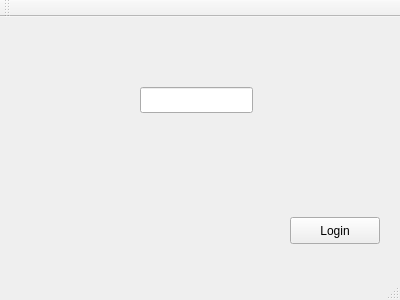
The window that TAEval-Client/loginwindow.ui (wfairclough/TAE) describes before a commit, drawn with Qt 5.
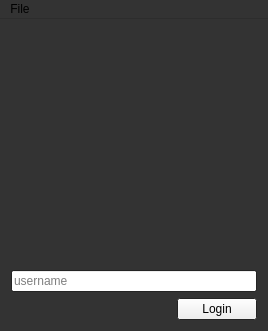
The same window after the commit.

Diff of the .ui file:
```diff
--- a/TAEval-Client/loginwindow.ui
+++ b/TAEval-Client/loginwindow.ui
@@ -6,57 +6,159 @@
    <rect>
     <x>0</x>
     <y>0</y>
-    <width>400</width>
-    <height>300</height>
+    <width>268</width>
+    <height>331</height>
    </rect>
   </property>
+  <property name="palette">
+   <palette>
+    <active>
+     <colorrole role="Base">
+      <brush brushstyle="SolidPattern">
+       <color alpha="255">
+        <red>255</red>
+        <green>255</green>
+        <blue>255</blue>
+       </color>
+      </brush>
+     </colorrole>
+     <colorrole role="Window">
+      <brush brushstyle="SolidPattern">
+       <color alpha="255">
+        <red>51</red>
+        <green>51</green>
+        <blue>51</blue>
+       </color>
+      </brush>
+     </colorrole>
+    </active>
+    <inactive>
+     <colorrole role="Base">
+      <brush brushstyle="SolidPattern">
+       <color alpha="255">
+        <red>255</red>
+        <green>255</green>
+        <blue>255</blue>
+       </color>
+      </brush>
+     </colorrole>
+     <colorrole role="Window">
+      <brush brushstyle="SolidPattern">
+       <color alpha="255">
+        <red>51</red>
+        <green>51</green>
+        <blue>51</blue>
+       </color>
+      </brush>
+     </colorrole>
+    </inactive>
+    <disabled>
+     <colorrole role="Base">
+      <brush brushstyle="SolidPattern">
+       <color alpha="255">
+        <red>51</red>
+        <green>51</green>
+        <blue>51</blue>
+       </color>
+      </brush>
+     </colorrole>
+     <colorrole role="Window">
+      <brush brushstyle="SolidPattern">
+       <color alpha="255">
+        <red>51</red>
+        <green>51</green>
+        <blue>51</blue>
+       </color>
+      </brush>
+     </colorrole>
+    </disabled>
+   </palette>
+  </property>
   <property name="windowTitle">
    <string>LoginWindow</string>
   </property>
   <widget class="QWidget" name="centralWidget">
-   <widget class="QPushButton" name="loginButton">
-    <property name="geometry">
-     <rect>
-      <x>290</x>
-      <y>200</y>
-      <width>90</width>
-      <height>27</height>
-     </rect>
-    </property>
-    <property name="text">
-     <string>Login</string>
-    </property>
-   </widget>
-   <widget class="QLineEdit" name="usernameLineEdit">
-    <property name="geometry">
-     <rect>
-      <x>140</x>
-      <y>70</y>
-      <width>113</width>
-      <height>26</height>
-     </rect>
-    </property>
-   </widget>
+   <layout class="QVBoxLayout" name="verticalLayout">
+    <item>
+     <widget class="QWidget" name="logo" native="true">
+      <property name="sizePolicy">
+       <sizepolicy hsizetype="Preferred" vsizetype="MinimumExpanding">
+        <horstretch>0</horstretch>
+        <verstretch>0</verstretch>
+       </sizepolicy>
+      </property>
+     </widget>
+    </item>
+    <item>
+     <widget class="QLineEdit" name="usernameLineEdit">
+      <property name="placeholderText">
+       <string>username</string>
+      </property>
+     </widget>
+    </item>
+    <item>
+     <layout class="QHBoxLayout" name="horizontalLayout">
+      <item>
+       <spacer name="horizontalSpacer">
+        <property name="orientation">
+         <enum>Qt::Horizontal</enum>
+        </property>
+        <property name="sizeHint" stdset="0">
+         <size>
+          <width>40</width>
+          <height>20</height>
+         </size>
+        </property>
+       </spacer>
+      </item>
+      <item>
+       <widget class="QPushButton" name="loginButton">
+        <property name="sizePolicy">
+         <sizepolicy hsizetype="Maximum" vsizetype="Fixed">
+          <horstretch>0</horstretch>
+          <verstretch>0</verstretch>
+         </sizepolicy>
+        </property>
+        <property name="text">
+         <string>Login</string>
+        </property>
+       </widget>
+      </item>
+     </layout>
+    </item>
+   </layout>
   </widget>
   <widget class="QMenuBar" name="menuBar">
    <property name="geometry">
     <rect>
      <x>0</x>
      <y>0</y>
-     <width>400</width>
+     <width>268</width>
      <height>24</height>
     </rect>
    </property>
+   <widget class="QMenu" name="menuFile">
+    <property name="title">
+     <string>File</string>
+    </property>
+    <addaction name="actionSettings"/>
+    <addaction name="actionQuit"/>
+   </widget>
+   <addaction name="menuFile"/>
   </widget>
-  <widget class="QToolBar" name="mainToolBar">
-   <attribute name="toolBarArea">
-    <enum>TopToolBarArea</enum>
-   </attribute>
-   <attribute name="toolBarBreak">
-    <bool>false</bool>
-   </attribute>
-  </widget>
-  <widget class="QStatusBar" name="statusBar"/>
+  <action name="actionSettings">
+   <property name="text">
+    <string>Settings</string>
+   </property>
+  </action>
+  <action name="actionQuit">
+   <property name="text">
+    <string>Quit</string>
+   </property>
+   <property name="shortcut">
+    <string>Ctrl+Q</string>
+   </property>
+  </action>
  </widget>
  <layoutdefault spacing="6" margin="11"/>
  <resources/>
```
